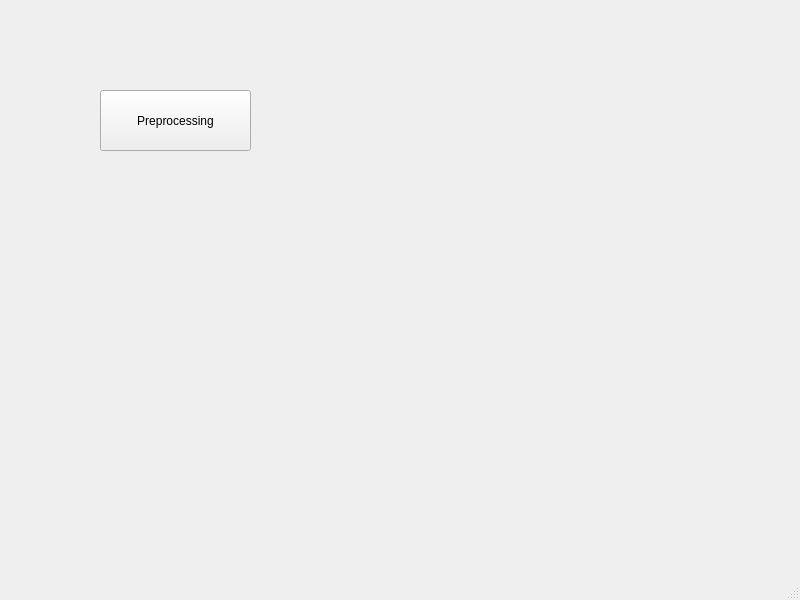
The window that dataprocesswindow.ui (jefftsai8049/BeeObservationSystem_Analysis) describes before a commit, drawn with Qt 5.
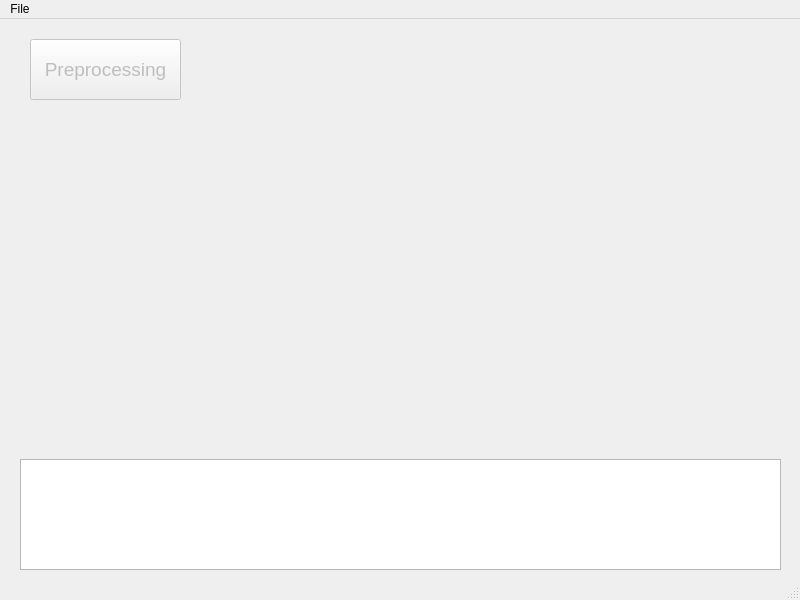
The same window after the commit.

What changed in the file:
```diff
--- a/dataprocesswindow.ui
+++ b/dataprocesswindow.ui
@@ -15,18 +15,37 @@
   </property>
   <widget class="QWidget" name="centralwidget">
    <widget class="QPushButton" name="data_preprocessing_pushButton">
+    <property name="enabled">
+     <bool>false</bool>
+    </property>
     <property name="geometry">
      <rect>
-      <x>100</x>
-      <y>90</y>
+      <x>30</x>
+      <y>20</y>
       <width>151</width>
       <height>61</height>
      </rect>
     </property>
+    <property name="font">
+     <font>
+      <family>Arial</family>
+      <pointsize>14</pointsize>
+     </font>
+    </property>
     <property name="text">
      <string>Preprocessing</string>
     </property>
    </widget>
+   <widget class="QTextBrowser" name="system_log_textBrowser">
+    <property name="geometry">
+     <rect>
+      <x>20</x>
+      <y>440</y>
+      <width>761</width>
+      <height>111</height>
+     </rect>
+    </property>
+   </widget>
   </widget>
   <widget class="QMenuBar" name="menubar">
    <property name="geometry">
@@ -37,6 +56,13 @@
      <height>21</height>
     </rect>
    </property>
+   <widget class="QMenu" name="menuFile">
+    <property name="title">
+     <string>File</string>
+    </property>
+    <addaction name="actionOpen_Raw_Data"/>
+   </widget>
+   <addaction name="menuFile"/>
   </widget>
   <widget class="QStatusBar" name="statusbar"/>
  </widget>
```
Left out of the diff: 5 changed lines with no effect on the pictures.
